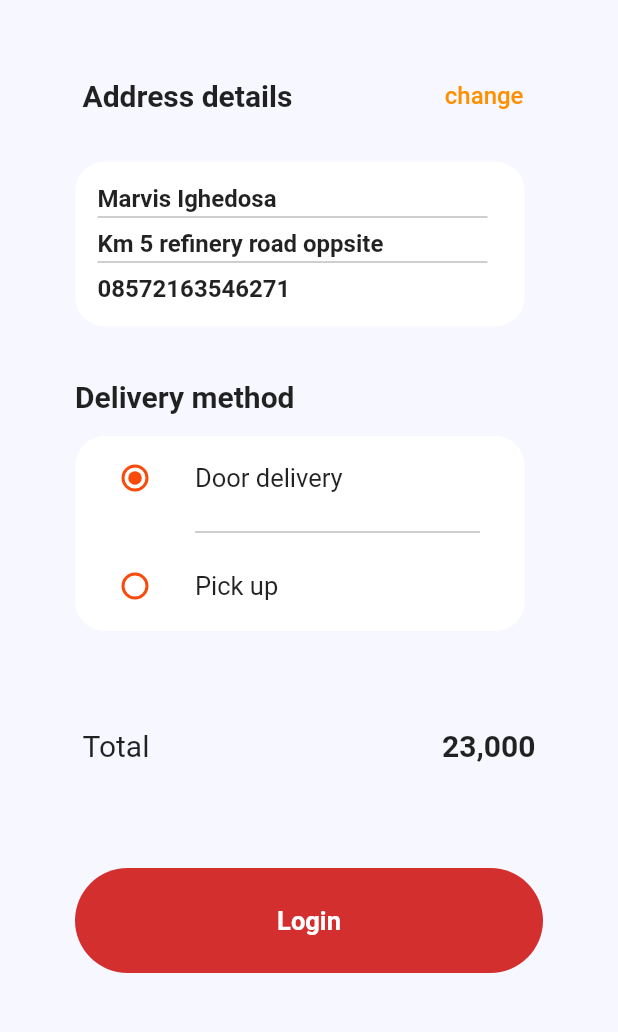
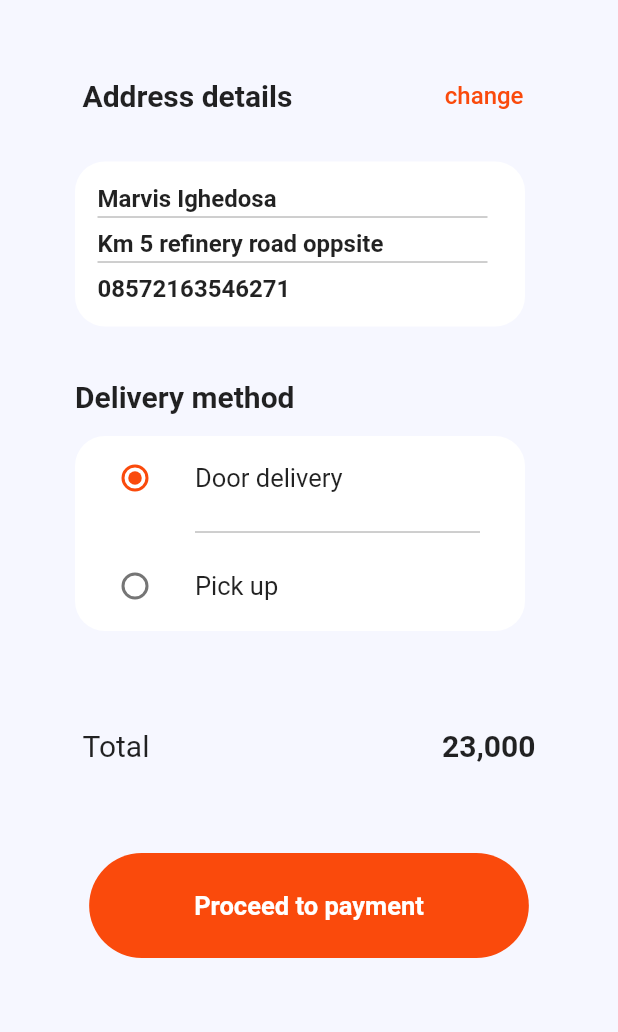
Before and after one commit to alghanykennedy/food_delivery, a Flutter app: the screen it shows after launch, on a phone screen of 412 x 824 dp, the part 203-1235 px from its top. Run offline on Flutter 3.47's test engine with Material 2 defaults, Android fonts, the phone set to English and light mode, and no system bars; our stand-ins replace bottom_navy_bar, flutter_slidable.

```diff
--- a/lib/screens/cart/cart_screen.dart
+++ b/lib/screens/cart/cart_screen.dart
@@ -55,7 +55,7 @@ class Cart_Screen extends StatelessWidget {
                       onPressed: ((context) {}),
                       child: CircleAvatar(
                         radius: 26,
-                        backgroundColor: Colors.red,
+                        backgroundColor: deepOrange800,
                         child: IconButton(
                           onPressed: () {},
                           icon: Icon(Icons.favorite),
@@ -67,7 +67,7 @@ class Cart_Screen extends StatelessWidget {
                       onPressed: ((context) {}),
                       child: CircleAvatar(
                         radius: 26,
-                        backgroundColor: Colors.red,
+                        backgroundColor: deepOrange800,
                       )),
                 ],
               ),
--- a/lib/screens/checkout/chekcout_screen.dart
+++ b/lib/screens/checkout/chekcout_screen.dart
@@ -39,6 +39,7 @@ class _CheckoutScreenState extends State<CheckoutScreen> {
       body: Padding(
         padding: const EdgeInsets.all(10),
         child: ListView(
+          physics: NeverScrollableScrollPhysics(),
           children: [
             Column(
               crossAxisAlignment: CrossAxisAlignment.start,
@@ -204,8 +205,8 @@ class _CheckoutScreenState extends State<CheckoutScreen> {
                               leading: Radio<RadioButtonProfile>(
                                 value: RadioButtonProfile.cardProfile,
                                 groupValue: _character,
-                                fillColor: MaterialStateColor.resolveWith(
-                                    (states) => Color(0xFFFA4A0C)),
+                                activeColor: MaterialStateColor.resolveWith(
+                                    (states) => deepOrange800),
                                 onChanged: (RadioButtonProfile? value) {
                                   setState(() {
                                     _character = value;
@@ -233,8 +234,8 @@ class _CheckoutScreenState extends State<CheckoutScreen> {
                               leading: Radio<RadioButtonProfile>(
                                 value: RadioButtonProfile.paypalProfile,
                                 groupValue: _character,
-                                fillColor: MaterialStateColor.resolveWith(
-                                    (states) => Color(0xFFFA4A0C)),
+                                activeColor: MaterialStateColor.resolveWith(
+                                    (states) => deepOrange800),
                                 onChanged: (RadioButtonProfile? value) {
                                   setState(() {
                                     _character = value;
@@ -269,29 +270,34 @@ class _CheckoutScreenState extends State<CheckoutScreen> {
                       ),
                     ),
                     SizedBox(
-                      height: 70,
+                      height: 20,
                     ),
                     Padding(
-                      padding: const EdgeInsets.symmetric(horizontal: 40),
+                      padding: const EdgeInsets.symmetric(vertical: 40),
                       child: InkWell(
                         onTap: () {},
-                        child: Container(
+                        child: Row(
+                          mainAxisAlignment: MainAxisAlignment.center,
+                          children: [
+                            Container(
                               alignment: Alignment.center,
                               padding: const EdgeInsets.symmetric(
-                            horizontal: 100,
+                                horizontal: 70,
                                 vertical: 25,
                               ),
                               decoration: BoxDecoration(
                                 borderRadius: BorderRadius.circular(50.0),
-                            color: deepRed700,
+                                color: deepOrange800,
                               ),
                               child: Text(
-                            "Login",
+                                "Proceed to payment",
                                 style: TextStyle(
                                     fontSize: 17,
                                     fontWeight: FontWeight.w600,
                                     color: Colors.white),
                               ),
+                            ),
+                          ],
                         ),
                       ),
                     ),
--- a/lib/utilities/color_schema.dart
+++ b/lib/utilities/color_schema.dart
@@ -1,7 +1,7 @@
 import 'package:flutter/material.dart';
 
-Color deepOrange800 = Colors.amber[800]!;
+Color deepOrange800 = const Color(0xFFFA4A0C);
 Color deepRed700 = Colors.red[700]!;
 Color grey100 = Colors.grey[100]!;
 Color grey400 = Colors.grey[400]!;
-Color background = Color(0xFFF6F7FF);
+Color background = const Color(0xFFF6F7FF);
```
Lines whose indentation alone changed are shown as unchanged.
